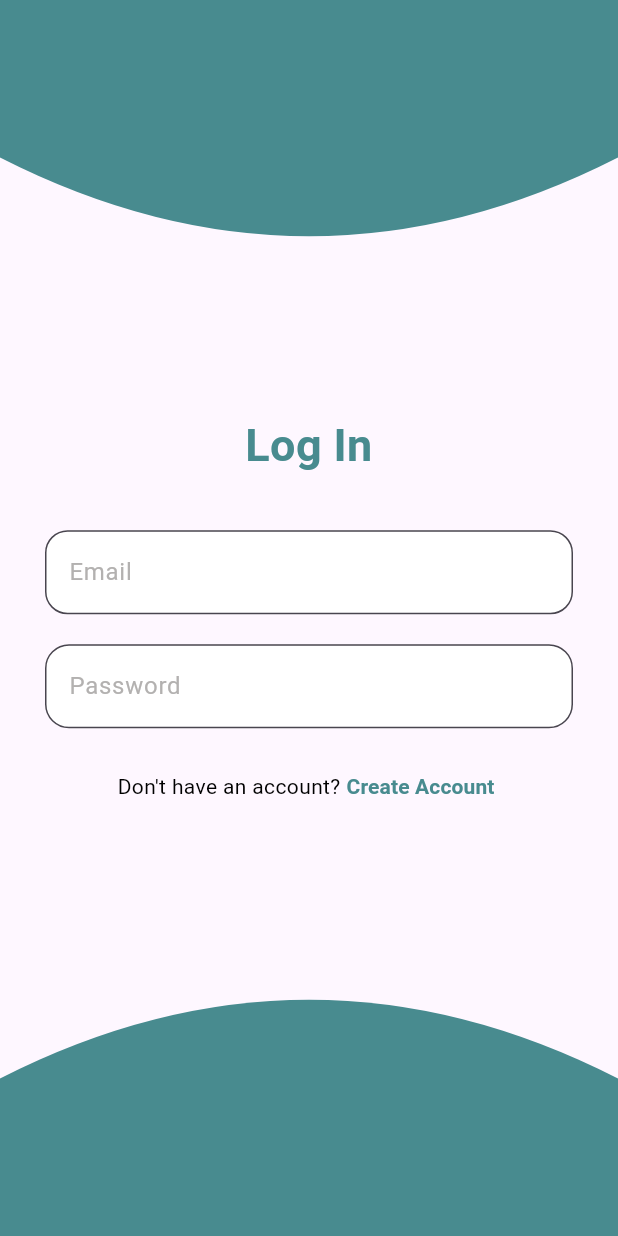
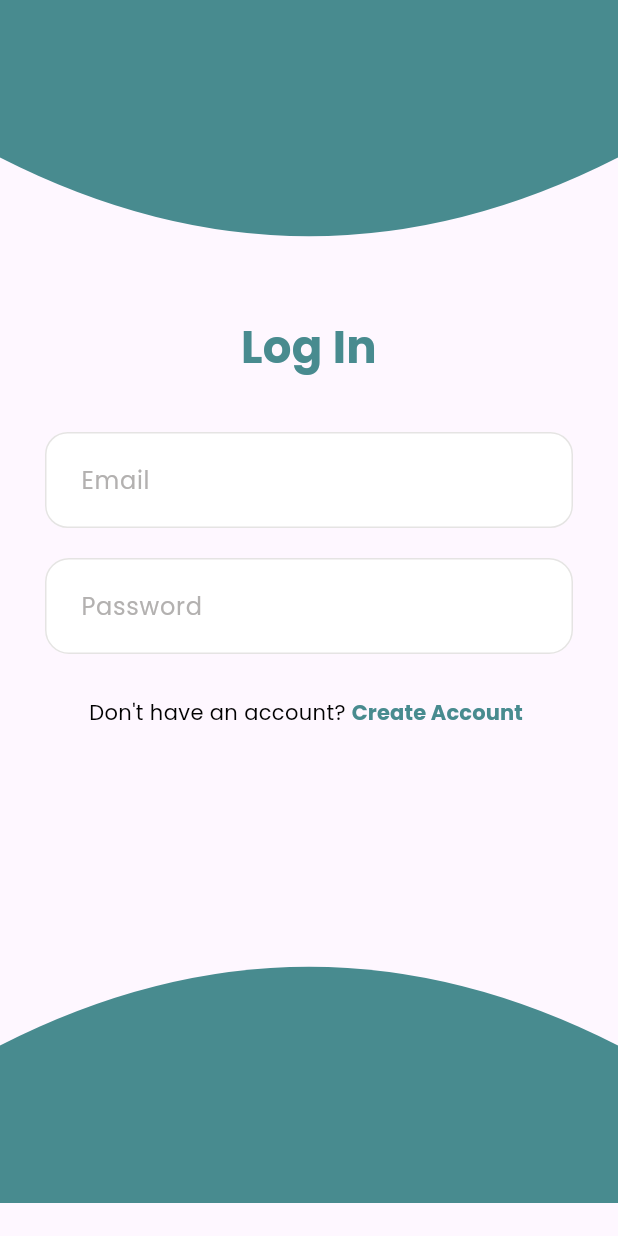
Before and after one commit to alfonsiusTH/fix_my_streets_fe, a Flutter app: the screen it shows after launch, after a tap on "Sign Up", on a phone screen of 412 x 824 dp. Run offline on Flutter 3.47's test engine with Material 3 defaults, Android fonts, the phone set to English and light mode, and no system bars; our stand-ins replace google_fonts.

Commit message:
Menginstall dependencies untuk google fonts, dan menggunakan fonts sesuai desain UI

```diff
--- a/lib/pages/landing_page.dart
+++ b/lib/pages/landing_page.dart
@@ -1,6 +1,7 @@
 import 'package:flutter/material.dart';
 import 'login_page.dart';
 import '../components/clipper.dart';
+import 'package:google_fonts/google_fonts.dart';
 
 class LandingPage extends StatefulWidget {
   const LandingPage({super.key});
@@ -28,15 +29,13 @@ class _LandingPageState extends State<LandingPage> {
                 crossAxisAlignment: CrossAxisAlignment.center,
                 mainAxisAlignment: MainAxisAlignment.center,
                 children: [
-                  Text(
-                    'Fix My Street',
-                    style: TextStyle(
+                  Text('To Do List',
+                      style: GoogleFonts.poppins(
+                        textStyle: TextStyle(
                             fontSize: 34,
                             fontWeight: FontWeight.bold,
-                        fontFamily: 'Poppins',
-                        color: Color(0xFF488B8F)
-                      ),
-                  ),
+                            color: Color(0xFF488B8F)),
+                      )),
                 ],
               ),
               SizedBox(
@@ -71,13 +70,13 @@ class _LandingPageState extends State<LandingPage> {
                         mainAxisAlignment: MainAxisAlignment.center,
                         crossAxisAlignment: CrossAxisAlignment.center,
                         children: [
-                          Text(
-                            'Sign Up',
-                            style: TextStyle(
+                          Text('Sign Up',
+                              style: GoogleFonts.poppins(
+                                textStyle: TextStyle(
                                     fontWeight: FontWeight.w700,
                                     fontSize: 16,
                                     color: Color(0xFF488B8F)),
-                          )
+                              ))
                         ],
                       ),
                     ),
@@ -109,13 +108,13 @@ class _LandingPageState extends State<LandingPage> {
                         mainAxisAlignment: MainAxisAlignment.center,
                         crossAxisAlignment: CrossAxisAlignment.center,
                         children: [
-                          Text(
-                            'Log In',
-                            style: TextStyle(
+                          Text('Log In',
+                              style: GoogleFonts.poppins(
+                                textStyle: TextStyle(
                                     fontWeight: FontWeight.w700,
                                     fontSize: 16,
                                     color: Color(0xFFFFFFFF)),
-                          )
+                              ))
                         ],
                       ),
                     ),
@@ -123,7 +122,7 @@ class _LandingPageState extends State<LandingPage> {
                 ],
               ),
               SizedBox(
-                height: 136,
+                height: 40,
               ),
               ClipPath(
                 clipper: CircleBottomClipper(),
--- a/lib/pages/login_page.dart
+++ b/lib/pages/login_page.dart
@@ -1,5 +1,6 @@
 import 'package:flutter/material.dart';
 import '../components/clipper.dart';
+import 'package:google_fonts/google_fonts.dart';
 
 class LoginPage extends StatefulWidget {
   const LoginPage({super.key});
@@ -13,6 +14,8 @@ class _LoginPageState extends State<LoginPage> {
   Widget build(BuildContext context) {
     return Scaffold(
       body: SafeArea(
+        child: SingleChildScrollView(
+          // Tambahkan ini
           child: Center(
             child: Column(
               mainAxisAlignment: MainAxisAlignment.spaceBetween,
@@ -30,27 +33,45 @@ class _LoginPageState extends State<LoginPage> {
                     children: [
                       Text(
                         'Log In',
-                      style: TextStyle(
+                        style: GoogleFonts.poppins(
+                          textStyle: TextStyle(
                               fontSize: 30,
                               fontWeight: FontWeight.bold,
-                          fontFamily: 'Poppins',
                               color: Color(0xFF488B8F)),
+                        ),
                         textAlign: TextAlign.center,
                       ),
                       const SizedBox(height: 35),
                       TextFormField(
                         decoration: InputDecoration(
                           hintText: 'Email',
-                        hintStyle: const TextStyle(
+                          contentPadding: EdgeInsets.all(20),
+                          hintStyle: GoogleFonts.poppins(
+                            textStyle: TextStyle(
                               color: Color(0xFFB3B1B0),
-                          fontFamily: 'Poppins',
+                            ),
                           ),
                           border: OutlineInputBorder(
                             borderRadius: BorderRadius.circular(15),
                             borderSide: BorderSide(
                               color: Color(0xFFE5E4E3),
                               width: 1,
-                            )),
+                            ),
+                          ),
+                          enabledBorder: OutlineInputBorder(
+                            borderRadius: BorderRadius.circular(15),
+                            borderSide: BorderSide(
+                              color: Color(0xFFE5E4E3),
+                              width: 1,
+                            ),
+                          ),
+                          focusedBorder: OutlineInputBorder(
+                            borderRadius: BorderRadius.circular(15),
+                            borderSide: BorderSide(
+                              color: Color(0xFF488B8F),
+                              width: 2,
+                            ),
+                          ),
                           filled: true,
                           fillColor: Colors.white,
                         ),
@@ -60,16 +81,33 @@ class _LoginPageState extends State<LoginPage> {
                         obscureText: true,
                         decoration: InputDecoration(
                           hintText: 'Password',
-                        hintStyle: const TextStyle(
+                          contentPadding: EdgeInsets.all(20),
+                          hintStyle: GoogleFonts.poppins(
+                            textStyle: TextStyle(
                               color: Color(0xFFB3B1B0),
-                          fontFamily: 'Poppins',
+                            ),
                           ),
                           border: OutlineInputBorder(
                             borderRadius: BorderRadius.circular(16),
                             borderSide: BorderSide(
                               color: Color(0xFFE5E4E3),
                               width: 1,
-                            )),
+                            ),
+                          ),
+                          enabledBorder: OutlineInputBorder(
+                            borderRadius: BorderRadius.circular(16),
+                            borderSide: BorderSide(
+                              color: Color(0xFFE5E4E3),
+                              width: 1,
+                            ),
+                          ),
+                          focusedBorder: OutlineInputBorder(
+                            borderRadius: BorderRadius.circular(16),
+                            borderSide: BorderSide(
+                              color: Color(0xFF488B8F),
+                              width: 2,
+                            ),
+                          ),
                           filled: true,
                           fillColor: Colors.white,
                         ),
@@ -78,30 +116,29 @@ class _LoginPageState extends State<LoginPage> {
                       Row(
                         mainAxisAlignment: MainAxisAlignment.center,
                         children: [
-                        Text(
-                          "Don't have an account?",
-                          style: TextStyle(
-                              color: Colors.black, fontWeight: FontWeight.w400),
-                        ),
+                          Text("Don't have an account?",
+                              style: GoogleFonts.poppins(
+                                textStyle: TextStyle(
+                                    color: Colors.black,
+                                    fontWeight: FontWeight.w400),
+                              )),
                           TextButton(
                             onPressed: () {},
                             style: TextButton.styleFrom(
-                            padding: EdgeInsets.symmetric(
-                              horizontal: 4
-                            )
-                          ),
-                          child: Text(
-                            'Create Account',
-                            style: TextStyle(
+                                padding: EdgeInsets.symmetric(horizontal: 4)),
+                            child: Text('Create Account',
+                                style: GoogleFonts.poppins(
+                                  textStyle: TextStyle(
                                       color: Color(0xFF488B8F),
                                       fontWeight: FontWeight.bold),
-                          ),
+                                )),
                           )
                         ],
                       ),
                     ],
                   ),
                 ),
+                SizedBox(height: 93),
                 ClipPath(
                   clipper: CircleBottomClipper(),
                   child: Container(
@@ -113,6 +150,7 @@ class _LoginPageState extends State<LoginPage> {
             ),
           ),
         ),
+      ),
     );
   }
 }
--- a/pubspec.yaml
+++ b/pubspec.yaml
@@ -1,4 +1,4 @@
-name: laporan_perbaikan_jalan
+name: to_do_list
 description: "A new Flutter project."
 # The following line prevents the package from being accidentally published to
 # pub.dev using `flutter pub publish`. This is preferred for private packages.
@@ -34,6 +34,7 @@ dependencies:
   # The following adds the Cupertino Icons font to your application.
   # Use with the CupertinoIcons class for iOS style icons.
   cupertino_icons: ^1.0.8
+  google_fonts: ^6.2.1
 
 dev_dependencies:
   flutter_test:
```
Also changed, not shown: pubspec.lock, 3 other files. Lines whose indentation alone changed are shown as unchanged.
